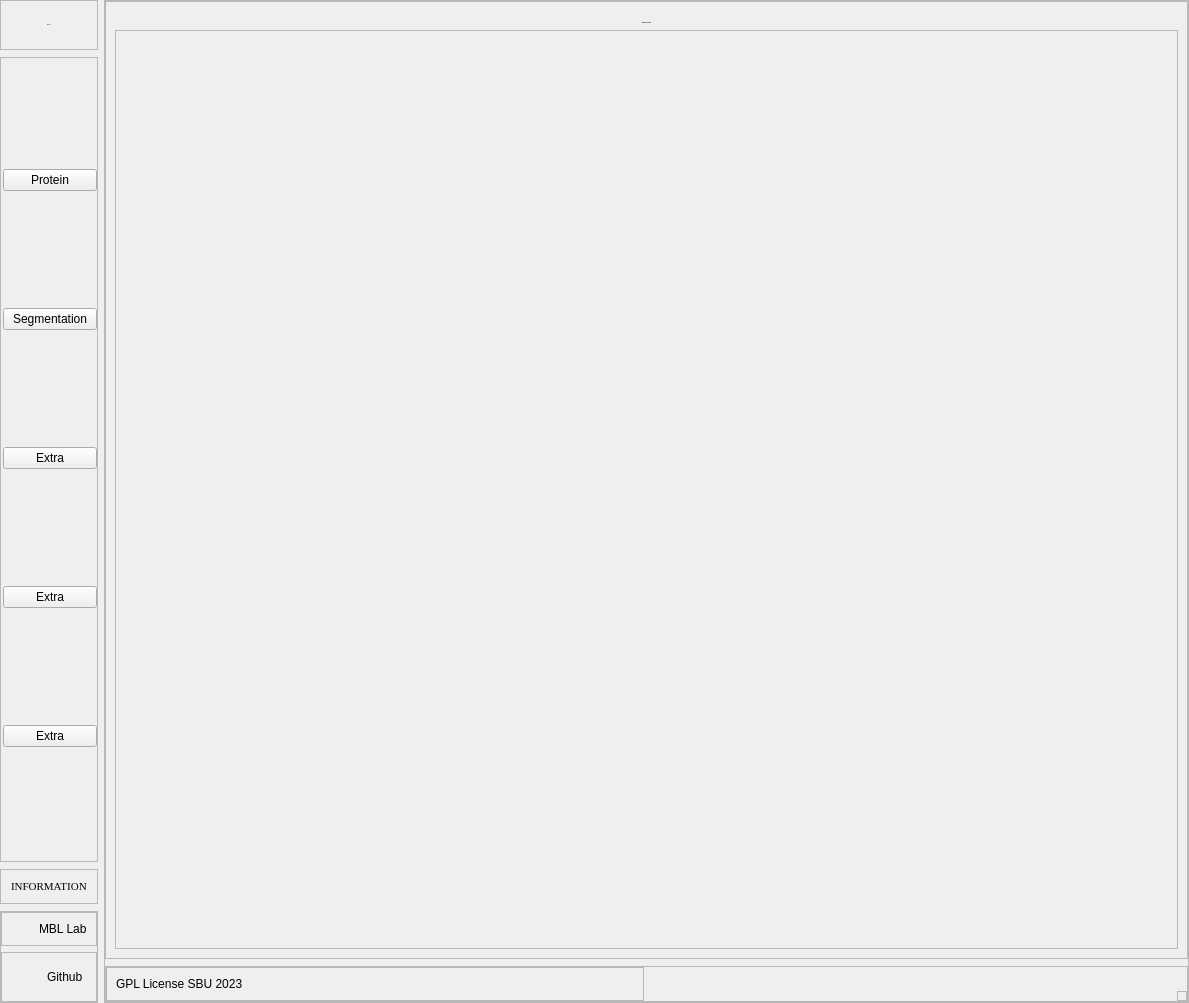
Old version of the form dashboard.ui in the repository Ktuzinowski/MBL_PyQt_Desktop.
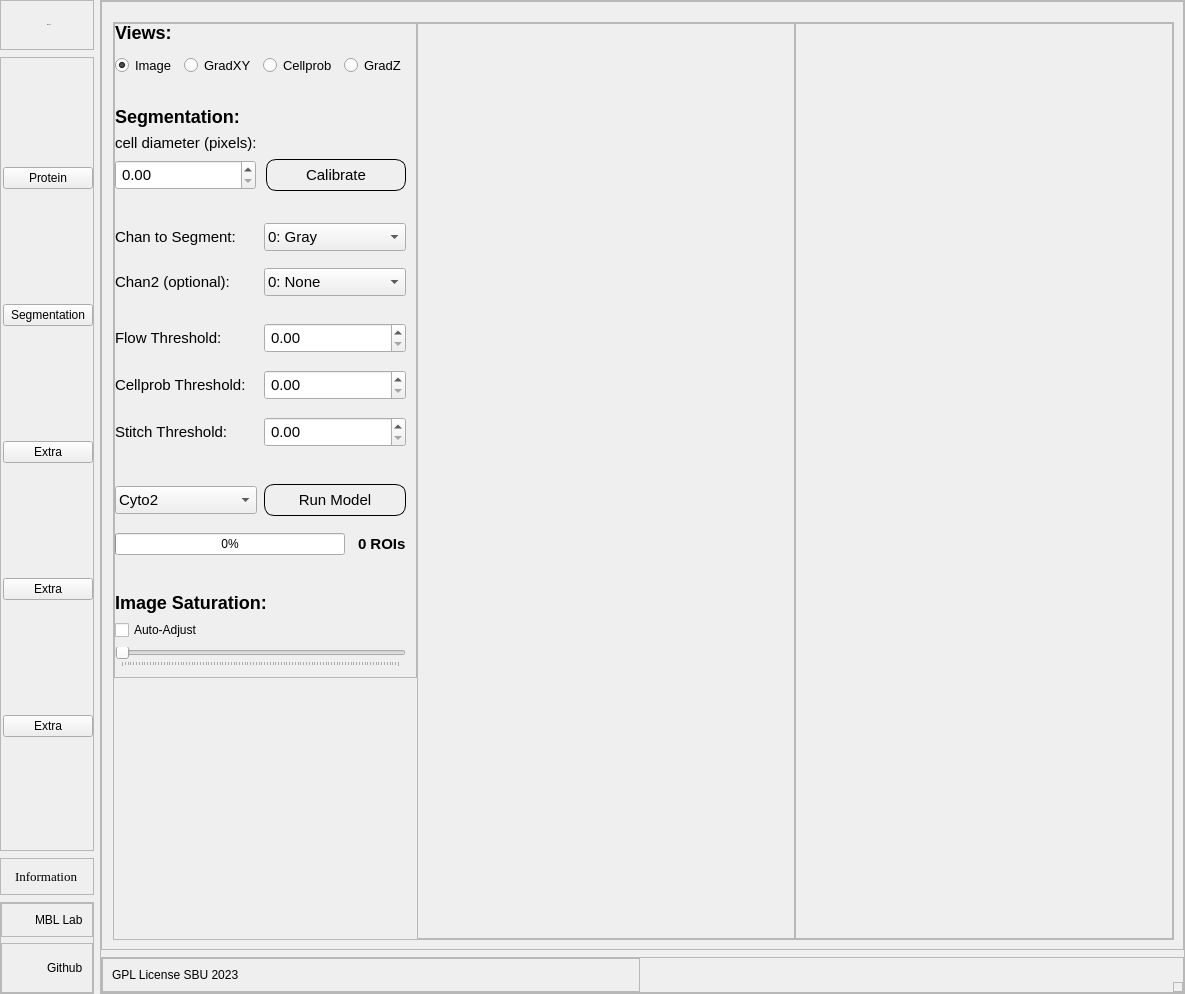
New version of the form. The open tabs and pages were chosen to show the change. Icons and pictures are not drawn. Custom widgets are drawn as their Qt base class.

Commit message: Added the UI for the segmentation options on the left-hand side, going to finish implementation of segmentation along with different features to aid in segmenting results

```diff
--- a/dashboard.ui
+++ b/dashboard.ui
@@ -6,8 +6,8 @@
    <rect>
     <x>0</x>
     <y>0</y>
-    <width>1189</width>
-    <height>1003</height>
+    <width>1185</width>
+    <height>994</height>
    </rect>
   </property>
   <property name="sizePolicy">
@@ -290,11 +290,11 @@
             </property>
             <property name="styleSheet">
              <string notr="true">QLabel {
-font-size: 11px;
+font-size: 13px;
 }</string>
             </property>
             <property name="text">
-             <string>INFORMATION</string>
+             <string>Information</string>
             </property>
            </widget>
           </item>
@@ -659,24 +659,9 @@
             </widget>
             <widget class="QWidget" name="temperature_bar_chart">
              <layout class="QVBoxLayout" name="verticalLayout_12">
-              <item>
-               <widget class="QLabel" name="label_10">
-                <property name="font">
-                 <font>
-                  <family>times</family>
-                  <pointsize>-1</pointsize>
-                  <weight>75</weight>
-                  <bold>true</bold>
-                 </font>
-                </property>
-                <property name="text">
-                 <string>Temperature Records</string>
-                </property>
-                <property name="alignment">
-                 <set>Qt::AlignCenter</set>
-                </property>
-               </widget>
-              </item>
+              <property name="leftMargin">
+               <number>11</number>
+              </property>
               <item>
                <widget class="QFrame" name="frame_17">
                 <property name="sizePolicy">
@@ -691,7 +676,503 @@
                 <property name="frameShadow">
                  <enum>QFrame::Raised</enum>
                 </property>
-                <layout class="QGridLayout" name="gridLayout_2"/>
+                <layout class="QHBoxLayout" name="horizontalLayout_10">
+                 <property name="spacing">
+                  <number>0</number>
+                 </property>
+                 <property name="leftMargin">
+                  <number>0</number>
+                 </property>
+                 <property name="topMargin">
+                  <number>0</number>
+                 </property>
+                 <property name="rightMargin">
+                  <number>0</number>
+                 </property>
+                 <property name="bottomMargin">
+                  <number>0</number>
+                 </property>
+                 <item alignment="Qt::AlignTop">
+                  <widget class="QFrame" name="frame_15">
+                   <property name="maximumSize">
+                    <size>
+                     <width>300</width>
+                     <height>16777215</height>
+                    </size>
+                   </property>
+                   <property name="styleSheet">
+                    <string notr="true">QLabel {
+font-family: arial;
+font-size: 15px;
+}
+
+QDoubleSpinBox {
+font-size: 15px;
+padding: 2px;
+}
+
+QRadioButton {
+font-family: arial;
+font-size: 13px;
+}
+
+QPushButton {
+font-family: arial;
+border: 1px solid black;
+height: 30px;
+border-radius: 10px;
+font-size: 15px;
+}
+
+QPushButton:hover {
+background-color: rgba(33,43,51,100);
+cursor: pointer;
+}
+
+QComboBox {
+font-size: 15px;
+padding: 3px;
+}</string>
+                   </property>
+                   <property name="frameShape">
+                    <enum>QFrame::StyledPanel</enum>
+                   </property>
+                   <property name="frameShadow">
+                    <enum>QFrame::Raised</enum>
+                   </property>
+                   <layout class="QVBoxLayout" name="verticalLayout_24">
+                    <property name="spacing">
+                     <number>7</number>
+                    </property>
+                    <property name="sizeConstraint">
+                     <enum>QLayout::SetFixedSize</enum>
+                    </property>
+                    <property name="leftMargin">
+                     <number>0</number>
+                    </property>
+                    <property name="topMargin">
+                     <number>0</number>
+                    </property>
+                    <property name="rightMargin">
+                     <number>10</number>
+                    </property>
+                    <property name="bottomMargin">
+                     <number>10</number>
+                    </property>
+                    <item>
+                     <layout class="QVBoxLayout" name="verticalLayout_23">
+                      <property name="bottomMargin">
+                       <number>23</number>
+                      </property>
+                      <item>
+                       <widget class="QLabel" name="label_5">
+                        <property name="maximumSize">
+                         <size>
+                          <width>16777215</width>
+                          <height>17</height>
+                         </size>
+                        </property>
+                        <property name="styleSheet">
+                         <string notr="true">QLabel {
+font-weight: bold;
+font-size: 18px;
+}</string>
+                        </property>
+                        <property name="text">
+                         <string>Views:</string>
+                        </property>
+                       </widget>
+                      </item>
+                      <item>
+                       <layout class="QHBoxLayout" name="horizontalLayout_11">
+                        <property name="sizeConstraint">
+                         <enum>QLayout::SetMinimumSize</enum>
+                        </property>
+                        <property name="topMargin">
+                         <number>7</number>
+                        </property>
+                        <item>
+                         <widget class="QRadioButton" name="button_a">
+                          <property name="text">
+                           <string>Image</string>
+                          </property>
+                          <property name="checked">
+                           <bool>true</bool>
+                          </property>
+                         </widget>
+                        </item>
+                        <item>
+                         <widget class="QRadioButton" name="button_b">
+                          <property name="text">
+                           <string>GradXY</string>
+                          </property>
+                         </widget>
+                        </item>
+                        <item>
+                         <widget class="QRadioButton" name="button_c">
+                          <property name="text">
+                           <string>Cellprob</string>
+                          </property>
+                         </widget>
+                        </item>
+                        <item>
+                         <widget class="QRadioButton" name="button_d">
+                          <property name="text">
+                           <string>GradZ</string>
+                          </property>
+                         </widget>
+                        </item>
+                       </layout>
+                      </item>
+                     </layout>
+                    </item>
+                    <item>
+                     <widget class="QLabel" name="label_7">
+                      <property name="maximumSize">
+                       <size>
+                        <width>16777215</width>
+                        <height>25</height>
+                       </size>
+                      </property>
+                      <property name="styleSheet">
+                       <string notr="true">QLabel {
+font-weight: bold;
+font-size: 18px;
+}</string>
+                      </property>
+                      <property name="text">
+                       <string>Segmentation:</string>
+                      </property>
+                     </widget>
+                    </item>
+                    <item>
+                     <widget class="QLabel" name="label_9">
+                      <property name="maximumSize">
+                       <size>
+                        <width>16777215</width>
+                        <height>22</height>
+                       </size>
+                      </property>
+                      <property name="styleSheet">
+                       <string notr="true">QLabel {
+font-weight: none;
+}</string>
+                      </property>
+                      <property name="text">
+                       <string>cell diameter (pixels):</string>
+                      </property>
+                     </widget>
+                    </item>
+                    <item>
+                     <layout class="QHBoxLayout" name="horizontalLayout_12">
+                      <property name="spacing">
+                       <number>10</number>
+                      </property>
+                      <property name="sizeConstraint">
+                       <enum>QLayout::SetDefaultConstraint</enum>
+                      </property>
+                      <property name="bottomMargin">
+                       <number>20</number>
+                      </property>
+                      <item>
+                       <widget class="QDoubleSpinBox" name="doubleSpinBox">
+                        <property name="styleSheet">
+                         <string notr="true"/>
+                        </property>
+                       </widget>
+                      </item>
+                      <item>
+                       <widget class="QPushButton" name="pushButton">
+                        <property name="cursor">
+                         <cursorShape>PointingHandCursor</cursorShape>
+                        </property>
+                        <property name="styleSheet">
+                         <string notr="true"/>
+                        </property>
+                        <property name="text">
+                         <string>Calibrate</string>
+                        </property>
+                       </widget>
+                      </item>
+                     </layout>
+                    </item>
+                    <item>
+                     <layout class="QHBoxLayout" name="horizontalLayout_13">
+                      <property name="topMargin">
+                       <number>5</number>
+                      </property>
+                      <item>
+                       <widget class="QLabel" name="label_10">
+                        <property name="text">
+                         <string>Chan to Segment:</string>
+                        </property>
+                       </widget>
+                      </item>
+                      <item>
+                       <widget class="QComboBox" name="comboBox">
+                        <item>
+                         <property name="text">
+                          <string>0: Gray</string>
+                         </property>
+                        </item>
+                        <item>
+                         <property name="text">
+                          <string>1: Red</string>
+                         </property>
+                        </item>
+                        <item>
+                         <property name="text">
+                          <string>2: Green</string>
+                         </property>
+                        </item>
+                        <item>
+                         <property name="text">
+                          <string>3: Blue</string>
+                         </property>
+                        </item>
+                       </widget>
+                      </item>
+                     </layout>
+                    </item>
+                    <item>
+                     <layout class="QHBoxLayout" name="horizontalLayout_14">
+                      <property name="topMargin">
+                       <number>10</number>
+                      </property>
+                      <property name="bottomMargin">
+                       <number>20</number>
+                      </property>
+                      <item>
+                       <widget class="QLabel" name="chan2">
+                        <property name="text">
+                         <string>Chan2 (optional):</string>
+                        </property>
+                       </widget>
+                      </item>
+                      <item>
+                       <widget class="QComboBox" name="comboBox_2">
+                        <item>
+                         <property name="text">
+                          <string>0: None</string>
+                         </property>
+                        </item>
+                        <item>
+                         <property name="text">
+                          <string>1: Red</string>
+                         </property>
+                        </item>
+                        <item>
+                         <property name="text">
+                          <string>2: Green</string>
+                         </property>
+                        </item>
+                        <item>
+                         <property name="text">
+                          <string>3: Blue</string>
+                         </property>
+                        </item>
+                       </widget>
+                      </item>
+                     </layout>
+                    </item>
+                    <item>
+                     <layout class="QHBoxLayout" name="horizontalLayout_15">
+                      <item>
+                       <widget class="QLabel" name="label_18">
+                        <property name="text">
+                         <string>Flow Threshold:</string>
+                        </property>
+                       </widget>
+                      </item>
+                      <item>
+                       <widget class="QDoubleSpinBox" name="doubleSpinBox_2"/>
+                      </item>
+                     </layout>
+                    </item>
+                    <item>
+                     <layout class="QHBoxLayout" name="horizontalLayout_16">
+                      <property name="topMargin">
+                       <number>10</number>
+                      </property>
+                      <item>
+                       <widget class="QLabel" name="label_19">
+                        <property name="text">
+                         <string>Cellprob Threshold:</string>
+                        </property>
+                       </widget>
+                      </item>
+                      <item>
+                       <widget class="QDoubleSpinBox" name="doubleSpinBox_3"/>
+                      </item>
+                     </layout>
+                    </item>
+                    <item>
+                     <layout class="QHBoxLayout" name="horizontalLayout_17">
+                      <property name="topMargin">
+                       <number>10</number>
+                      </property>
+                      <property name="bottomMargin">
+                       <number>20</number>
+                      </property>
+                      <item>
+                       <widget class="QLabel" name="label_20">
+                        <property name="text">
+                         <string>Stitch Threshold:</string>
+                        </property>
+                       </widget>
+                      </item>
+                      <item>
+                       <widget class="QDoubleSpinBox" name="doubleSpinBox_4"/>
+                      </item>
+                     </layout>
+                    </item>
+                    <item>
+                     <layout class="QHBoxLayout" name="horizontalLayout_18">
+                      <property name="sizeConstraint">
+                       <enum>QLayout::SetDefaultConstraint</enum>
+                      </property>
+                      <property name="topMargin">
+                       <number>10</number>
+                      </property>
+                      <item>
+                       <widget class="QComboBox" name="comboBox_3">
+                        <item>
+                         <property name="text">
+                          <string>Cyto2</string>
+                         </property>
+                        </item>
+                        <item>
+                         <property name="text">
+                          <string>Cyto</string>
+                         </property>
+                        </item>
+                        <item>
+                         <property name="text">
+                          <string>Nuclei</string>
+                         </property>
+                        </item>
+                        <item>
+                         <property name="text">
+                          <string>Tissuenet</string>
+                         </property>
+                        </item>
+                        <item>
+                         <property name="text">
+                          <string>Livecell</string>
+                         </property>
+                        </item>
+                       </widget>
+                      </item>
+                      <item>
+                       <widget class="QPushButton" name="pushButton_2">
+                        <property name="cursor">
+                         <cursorShape>PointingHandCursor</cursorShape>
+                        </property>
+                        <property name="text">
+                         <string>Run Model</string>
+                        </property>
+                       </widget>
+                      </item>
+                     </layout>
+                    </item>
+                    <item>
+                     <layout class="QHBoxLayout" name="horizontalLayout_19">
+                      <property name="spacing">
+                       <number>13</number>
+                      </property>
+                      <property name="topMargin">
+                       <number>10</number>
+                      </property>
+                      <property name="bottomMargin">
+                       <number>30</number>
+                      </property>
+                      <item>
+                       <widget class="QProgressBar" name="progressBar">
+                        <property name="value">
+                         <number>0</number>
+                        </property>
+                       </widget>
+                      </item>
+                      <item>
+                       <widget class="QLabel" name="label_15">
+                        <property name="styleSheet">
+                         <string notr="true">QLabel {
+font-weight: bold;
+}</string>
+                        </property>
+                        <property name="text">
+                         <string>0 ROIs</string>
+                        </property>
+                       </widget>
+                      </item>
+                     </layout>
+                    </item>
+                    <item>
+                     <widget class="QLabel" name="label_21">
+                      <property name="maximumSize">
+                       <size>
+                        <width>16777215</width>
+                        <height>25</height>
+                       </size>
+                      </property>
+                      <property name="styleSheet">
+                       <string notr="true">QLabel {
+font-weight: bold;
+font-size: 18px;
+}</string>
+                      </property>
+                      <property name="text">
+                       <string>Image Saturation:</string>
+                      </property>
+                     </widget>
+                    </item>
+                    <item>
+                     <widget class="QCheckBox" name="checkBox">
+                      <property name="text">
+                       <string>Auto-Adjust</string>
+                      </property>
+                     </widget>
+                    </item>
+                    <item>
+                     <widget class="QSlider" name="horizontalSlider">
+                      <property name="orientation">
+                       <enum>Qt::Horizontal</enum>
+                      </property>
+                      <property name="invertedAppearance">
+                       <bool>false</bool>
+                      </property>
+                      <property name="invertedControls">
+                       <bool>false</bool>
+                      </property>
+                      <property name="tickPosition">
+                       <enum>QSlider::TicksBelow</enum>
+                      </property>
+                     </widget>
+                    </item>
+                   </layout>
+                  </widget>
+                 </item>
+                 <item>
+                  <widget class="ImageFrameContainer" name="frame_24">
+                   <property name="frameShape">
+                    <enum>QFrame::StyledPanel</enum>
+                   </property>
+                   <property name="frameShadow">
+                    <enum>QFrame::Raised</enum>
+                   </property>
+                  </widget>
+                 </item>
+                 <item>
+                  <widget class="QFrame" name="frame_25">
+                   <property name="frameShape">
+                    <enum>QFrame::StyledPanel</enum>
+                   </property>
+                   <property name="frameShadow">
+                    <enum>QFrame::Raised</enum>
+                   </property>
+                  </widget>
+                 </item>
+                </layout>
                </widget>
               </item>
              </layout>
@@ -942,6 +1423,12 @@
    <header>myWidgets.h</header>
    <container>1</container>
   </customwidget>
+  <customwidget>
+   <class>GraphFrameContainerTSNE</class>
+   <extends>QFrame</extends>
+   <header>tsne_widgets.h</header>
+   <container>1</container>
+  </customwidget>
  </customwidgets>
  <resources>
   <include location="resources.qrc"/>
```
Left out of the diff: 380 changed lines with no effect on the pictures. The commit also changes 7 other files.
